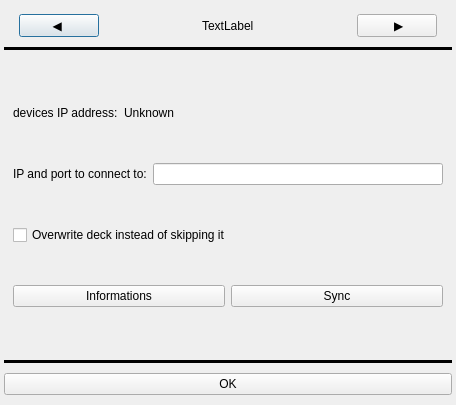
Before: the Qt Designer form components/settings.ui in Szybet/sanki, drawn with Qt 5.
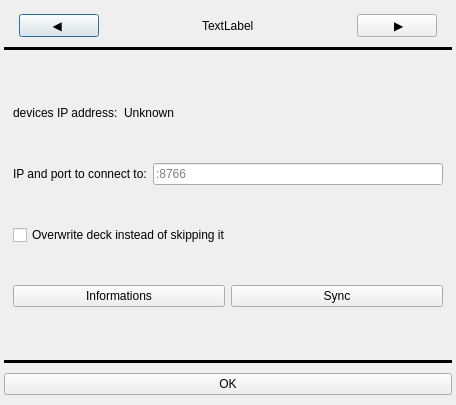
After: the same form once the commit is applied.

Diff of the .ui file:
```diff
--- a/components/settings.ui
+++ b/components/settings.ui
@@ -284,7 +284,14 @@
           </widget>
          </item>
          <item>
-          <widget class="QLineEdit" name="textIP"/>
+          <widget class="QLineEdit" name="textIP">
+           <property name="inputMask">
+            <string/>
+           </property>
+           <property name="placeholderText">
+            <string>:8766</string>
+           </property>
+          </widget>
          </item>
         </layout>
        </item>
```
